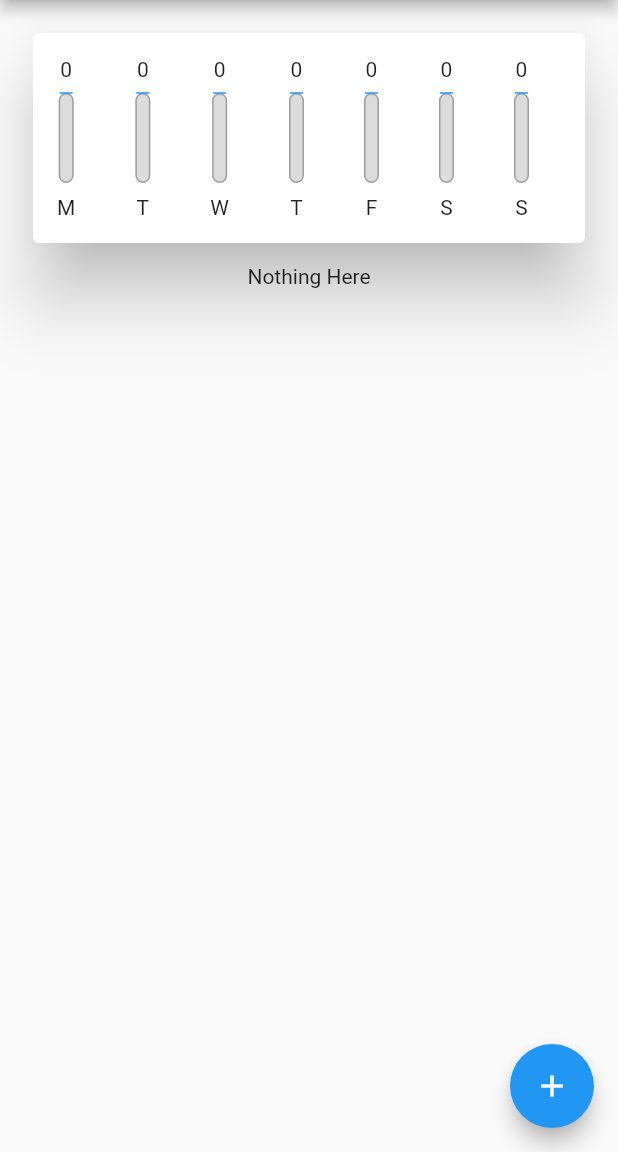
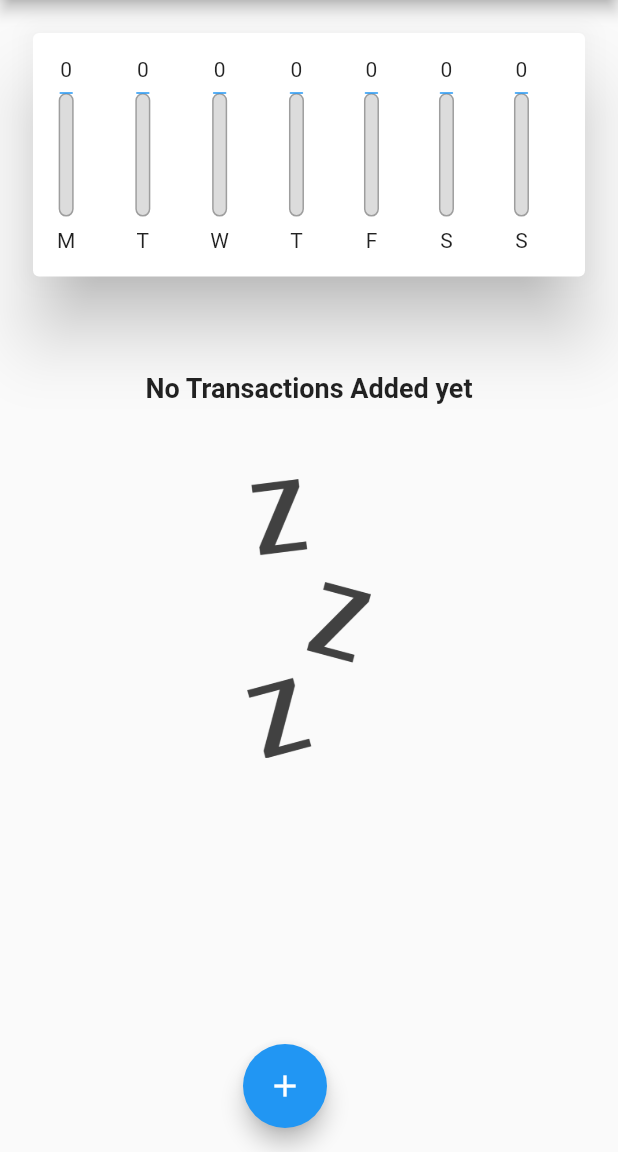
Before and after one commit to lzzy12/Expense-Tracker-Flutter, a Flutter app: the screen it shows after launch, on a phone screen of 412 x 824 dp, the part 84-1236 px from its top. Run offline on Flutter 3.47's test engine with Material 2 defaults, Android fonts, the phone set to English and light mode, and no system bars.

Commit message:
Beautify nothing found message when no expenses found
Signed-off-by: lzzy12 <jhashivam2020@gmail.com>

```diff
--- a/lib/ExpensePercentBar.dart
+++ b/lib/ExpensePercentBar.dart
@@ -8,11 +8,12 @@ class ExpensePercentBar extends StatelessWidget {
 
   ExpensePercentBar(this.expensePercent, this.expense, this.weekday);
 
-  static const height = 60.0;
   static const width = 10.0;
 
   @override
   Widget build(BuildContext context) {
+    final height = MediaQuery.of(context).size.height / 10;
+
     return Column(
       mainAxisSize: MainAxisSize.min,
       children: <Widget>[
--- /dev/null
+++ b/lib/NothingAddedWidget.dart
@@ -0,0 +1,26 @@
+import 'package:flutter/material.dart';
+
+class NothingAddedWidget extends StatelessWidget {
+  @override
+  Widget build(BuildContext context) {
+    var size = MediaQuery.of(context).size;
+    return SingleChildScrollView(
+      scrollDirection: Axis.vertical,
+      child: Column(children: <Widget>[
+        Center(
+          child: Padding(
+            padding: const EdgeInsets.all(50.0),
+            child: Text(
+              'No Transactions Added yet',
+              style: TextStyle(fontWeight: FontWeight.bold, fontSize: 18),
+            ),
+          ),
+        ),
+        Image.asset(
+          'assets/images/waiting.png',
+          width: size.width / 5,
+        ),
+      ]),
+    );
+  }
+}
--- a/lib/main.dart
+++ b/lib/main.dart
@@ -1,6 +1,7 @@
 import 'package:flutter/material.dart';
 import 'package:personal_expenses_flutter/AddExpensesDialog.dart';
 import 'package:personal_expenses_flutter/ExpenseList.dart';
+import 'package:personal_expenses_flutter/NothingAddedWidget.dart';
 import 'package:personal_expenses_flutter/model/Data.dart';
 import 'package:personal_expenses_flutter/utils/utils.dart';
 import 'ExpenseDistributionChart.dart';
@@ -27,8 +28,6 @@ class PersonalExpensesApp extends StatefulWidget {
 class _PersonalExpensesAppState extends State<PersonalExpensesApp> {
   List<Expense> data = [];
 
-  var _ex = DateTime.now();
-
   @override
   Widget build(BuildContext context) {
     return Scaffold(
@@ -52,14 +51,14 @@ class _PersonalExpensesAppState extends State<PersonalExpensesApp> {
               child: ExpenseDistributionChart(data),
             ),
             data.isEmpty
-                ? Center(child: Center(child: Text('Nothing Here')))
+                ? NothingAddedWidget()
                 : ExpenseList(
                     data, _deleteElement, _editListElement, _addElement),
           ],
         ),
       ),
       floatingActionButton: Container(
-        alignment: Alignment.bottomRight,
+        alignment: Alignment.bottomCenter,
         child: FloatingActionButton(
           child: Icon(Icons.add),
           onPressed: () {
```
Also changed, not shown: pubspec.yaml (+3 -4 lines), assets/images/waiting.png (added).
